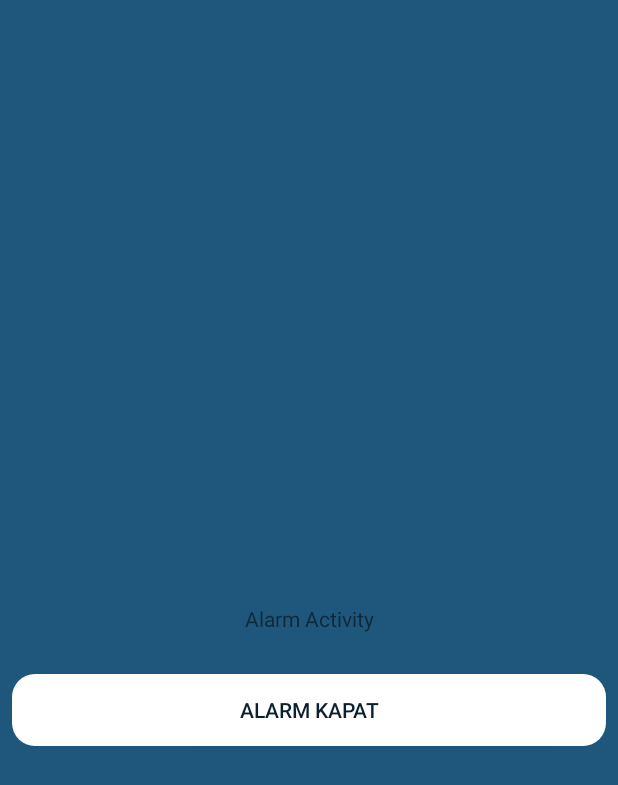
After one commit to mustafacakar/BitirmeProjesi, an Android app: the AlarmActivity screen opened directly, with no data from a screen before it, on a phone screen of 412 x 824 dp. The commit adds this screen. Shown: the top 785 px of the screen. Run offline under Robolectric (Android 15) with nearby library versions, the phone set to English and light mode, and no system bars.

Commit message:
FIrat --> AlarmActivity Üzerinde Alarm'ı Ayarlayabilirsin.

```diff
--- /dev/null
+++ b/app/src/main/java/com/example/mustafa/switchtab/AlarmActivity.java
@@ -0,0 +1,18 @@
+package com.example.mustafa.switchtab;
+
+import android.support.v7.app.AppCompatActivity;
+import android.os.Bundle;
+import android.view.View;
+
+public class AlarmActivity extends AppCompatActivity {
+
+    @Override
+    protected void onCreate(Bundle savedInstanceState) {
+        super.onCreate(savedInstanceState);
+        setContentView(R.layout.activity_alarm);
+    }
+
+    public void alarmKapat(View v){
+        this.finish();
+    }
+}
--- a/app/src/main/java/com/example/mustafa/switchtab/LoginAnimasyon.java
+++ b/app/src/main/java/com/example/mustafa/switchtab/LoginAnimasyon.java
@@ -13,6 +13,7 @@ public class LoginAnimasyon extends AppCompatActivity {
         setContentView(R.layout.activity_login_animasyon);
 
         firebaseAdapter=new FirebaseAdapter();
+        firebaseAdapter.girisYapanKullaniciAdiDondur(FirstActivity.autoLogin.getString("email",null).toString());
         firebaseAdapter.uyeGirisYap(FirstActivity.autoLogin.getString("email",null).toString(),FirstActivity.autoLogin.getString("password",null).toString(),this);
     }
 
--- a/app/src/main/java/com/example/mustafa/switchtab/MainActivity.java
+++ b/app/src/main/java/com/example/mustafa/switchtab/MainActivity.java
@@ -28,8 +28,9 @@ public class MainActivity extends AppCompatActivity implements Tab1.OnFragmentIn
         cikisYap=false;
 
         baslik = (TextView) findViewById(R.id.main_tvHeader);
-        if(FirstActivity.autoLogin.getString("username",null)!=null){
-            baslik.setText("KeepNote'a Hoşgeldin, "+FirstActivity.autoLogin.getString("username",null));
+        if(FirstActivity.kullanici.getKullaniciAdi()!=null){
+            baslik.setText("KeepNote'a Hoşgeldin, "+FirstActivity.kullanici.getKullaniciAdi());
+
         }
         else{
             baslik.setText("KeepNote'a Hoşgeldin");
@@ -91,7 +92,6 @@ public class MainActivity extends AppCompatActivity implements Tab1.OnFragmentIn
         FirstActivity.autoLogin.edit().remove("username").apply();
         FirstActivity.autoLogin.edit().remove("girisYapildi").apply();
         FirstActivity.autoLogin.edit().remove("misafir").apply();
-
         Intent intent = new Intent(this,FirstActivity.class);
         startActivity(intent);
     }
--- a/app/src/main/java/com/example/mustafa/switchtab/NotGosterAdapter.java
+++ b/app/src/main/java/com/example/mustafa/switchtab/NotGosterAdapter.java
@@ -6,6 +6,7 @@ import android.view.View;
 import android.view.ViewGroup;
 import android.widget.BaseAdapter;
 import android.widget.TextView;
+import android.widget.Toast;
 
 import org.w3c.dom.Text;
 
--- /dev/null
+++ b/app/src/main/res/layout/activity_alarm.xml
@@ -0,0 +1,41 @@
+<?xml version="1.0" encoding="utf-8"?>
+<android.support.constraint.ConstraintLayout xmlns:android="http://schemas.android.com/apk/res/android"
+    xmlns:app="http://schemas.android.com/apk/res-auto"
+    xmlns:tools="http://schemas.android.com/tools"
+    android:layout_width="match_parent"
+    android:layout_height="match_parent"
+    android:background="@color/genel_acikMavi"
+    tools:context="com.example.mustafa.switchtab.AlarmActivity">
+
+    <TextView
+        android:id="@+id/textView"
+        android:layout_width="wrap_content"
+        android:layout_height="wrap_content"
+        android:layout_marginBottom="8dp"
+        android:layout_marginLeft="8dp"
+        android:layout_marginRight="8dp"
+        android:layout_marginTop="8dp"
+        android:text="Alarm Activity"
+        app:layout_constraintBottom_toBottomOf="parent"
+        app:layout_constraintLeft_toLeftOf="parent"
+        app:layout_constraintRight_toRightOf="parent"
+        app:layout_constraintTop_toTopOf="parent" />
+
+    <Button
+        android:id="@+id/button2"
+        android:layout_width="match_parent"
+        android:layout_height="wrap_content"
+        android:layout_marginBottom="8dp"
+        android:layout_marginLeft="8dp"
+        android:layout_marginRight="8dp"
+        android:layout_marginTop="8dp"
+        android:onClick="alarmKapat"
+        android:text="Alarm Kapat"
+        android:textColor="@color/genel_koyuMavi"
+        android:background="@drawable/first_activity_buttons"
+        app:layout_constraintBottom_toBottomOf="parent"
+        app:layout_constraintLeft_toLeftOf="parent"
+        app:layout_constraintRight_toRightOf="parent"
+        app:layout_constraintTop_toBottomOf="@+id/textView"
+        app:layout_constraintVertical_bias="0.057" />
+</android.support.constraint.ConstraintLayout>
```
Also changed, not shown: app/src/main/AndroidManifest.xml (+5 -2 lines), app/src/main/java/com/example/mustafa/switchtab/BildirimAlici.java (added, +34 -0 lines), app/src/main/java/com/example/mustafa/switchtab/FirebaseAdapter.java (+47 -11 lines), app/src/main/java/com/example/mustafa/switchtab/FirstActivity.java (+9 -2 lines), app/src/main/java/com/example/mustafa/switchtab/KullaniciClass.java (+11 -2 lines), app/src/main/java/com/example/mustafa/switchtab/NotEkle.java (+44 -2 lines).
